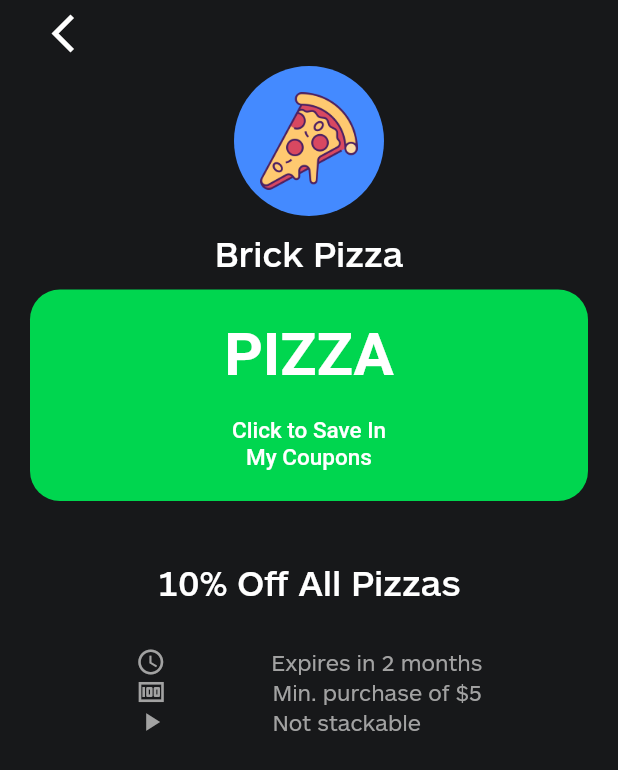
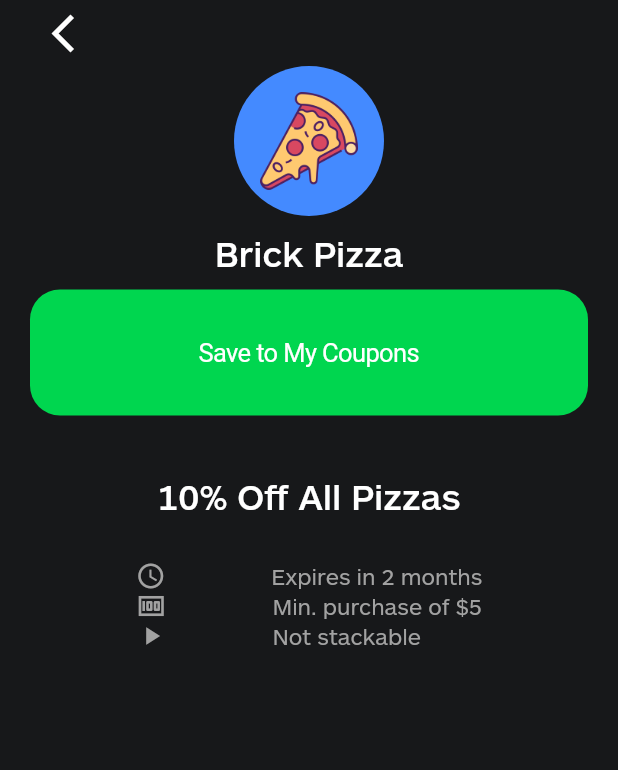
Before and after one commit to nhulston/cash_discover, a Flutter app: the CouponDetailsPage screen opened directly with sample values from the repository, on a phone screen of 412 x 824 dp. Shown: the top 770 px of the screen. Run offline on Flutter 3.47's test engine with Material 2 defaults, Android fonts, the phone set to English and light mode, and no system bars; our stand-ins replace google_maps_flutter.

Commit message:
Changing coupon detail button style

```diff
--- a/lib/pages/coupon_details_page.dart
+++ b/lib/pages/coupon_details_page.dart
@@ -64,12 +64,7 @@
                 ),
                 Center(
                   child: Column(children: [
-                    GestureDetector(
-                      onTap: () {
-                        CouponGridState.myCoupons.add(widget.coupon);
-                        setState(() {
-                        });},
-                    child: Container(
+                    Container(
                       margin: const EdgeInsets.symmetric(vertical: 10.0),
                       width: 500,
                       child: Material(
@@ -81,17 +76,21 @@
                             child: Column(
                               crossAxisAlignment: CrossAxisAlignment.center,
                               children: [
-                                Style.couponCode(widget.coupon.couponCode),
-                                Style.couponCodeSub(''),
-                                Style.couponCodeSub('Click to Save In'),
-                                Style.couponCodeSub(
-                                    'My Coupons'),
+                                CupertinoButton(
+                                  padding: EdgeInsets.zero,
+                                  onPressed: () {
+                                    CouponGridState.myCoupons.add(widget.coupon);
+                                    setState(() {
+                                    });
+                                  },
+                                  child: const Text("Save to My Coupons", style: TextStyle(color: Colors.white))
+                                ),
                               ],
                             ),
                           ),
                         ),
                       ),
-                    ),),
+                    ),
                   ]),
                 ),
                 Row(
```
